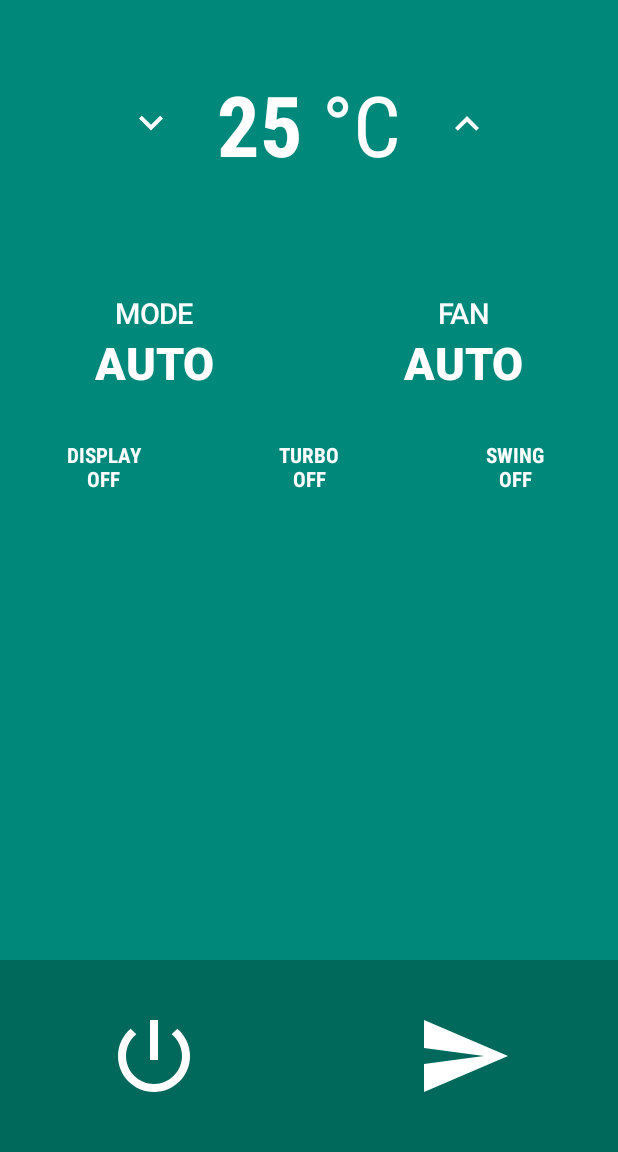
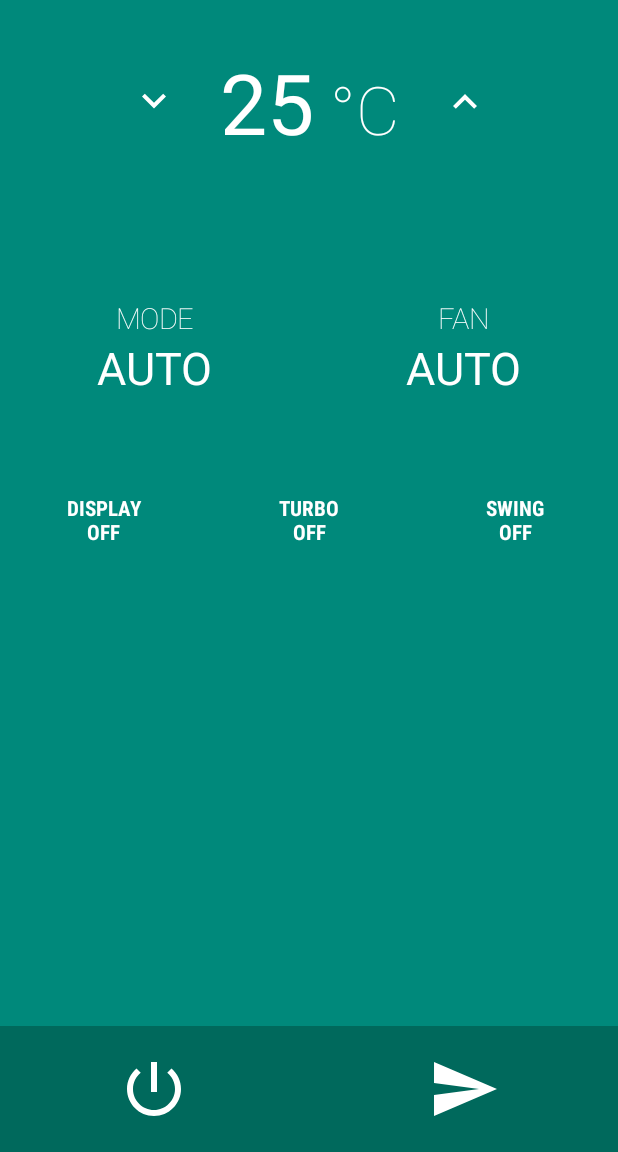
Before and after one commit to fargiolas/esp_ac_remote, an Android app: the screen it shows after launch (MainActivity), after a tap on an icon or button, on a phone screen of 412 x 824 dp, the part 84-1236 px from its top. Run offline under Robolectric (Android 15) with nearby library versions, the phone set to English and light mode, and no system bars; libraries missing offline, so code that uses them is left out: org.eclipse.paho; 5 statements that could not run were skipped.

Commit message:
droid: experiment with typography

```diff
--- a/android/airconremote/app/src/main/java/fargiolas/airconremote/MainActivity.java
+++ b/android/airconremote/app/src/main/java/fargiolas/airconremote/MainActivity.java
@@ -39,14 +39,16 @@ public class MainActivity extends AppCompatActivity {
 
         /* temperature widget: a really poor one */
         TextView temp_textview = (TextView) findViewById(R.id.TempTextview);
-        temp_textview.setText(Html.fromHtml("<b>" + ACState.get_Temperature() + "</b> °C"));
+        temp_textview.setText(Html.fromHtml("<b>" + ACState.get_Temperature() +
+                "</b><small> °C</small>"));
         ImageButton temp_up_button = (ImageButton) findViewById(R.id.TempUpButton);
         temp_up_button.setOnClickListener(new View.OnClickListener() {
             @Override
             public void onClick(View v) {
                 TextView temp_textview = (TextView) findViewById(R.id.TempTextview);
                 int temperature = ACState.set_Temperature(ACState.get_Temperature()+1);
-                temp_textview.setText(Html.fromHtml("<b>" + temperature + "</b> °C"));
+                temp_textview.setText(Html.fromHtml("<b>" + temperature + "</b><small> " +
+                        "°C</small>"));
             }
         });
         ImageButton temp_down_button = (ImageButton) findViewById(R.id.TempDownButton);
@@ -55,7 +57,8 @@ public class MainActivity extends AppCompatActivity {
             public void onClick(View v) {
                 TextView temp_textview = (TextView) findViewById(R.id.TempTextview);
                 int temperature = ACState.set_Temperature(ACState.get_Temperature()-1);
-                temp_textview.setText(Html.fromHtml("<b>" + temperature + "</b> °C"));
+                temp_textview.setText(Html.fromHtml("<b>" + temperature + "</b><small> °" +
+                        "C</small>"));
             }
         });
 
--- a/android/airconremote/app/src/main/res/drawable/ic_send_black_24dp.xml
+++ b/android/airconremote/app/src/main/res/drawable/ic_send_black_24dp.xml
@@ -1,6 +1,6 @@
 <vector xmlns:android="http://schemas.android.com/apk/res/android"
-    android:width="64dp"
-    android:height="64dp"
+    android:width="48dp"
+    android:height="48dp"
     android:viewportWidth="24.0"
     android:viewportHeight="24.0">
     <path
--- a/android/airconremote/app/src/main/res/drawable/power_off.xml
+++ b/android/airconremote/app/src/main/res/drawable/power_off.xml
@@ -1,6 +1,6 @@
 <vector xmlns:android="http://schemas.android.com/apk/res/android"
-    android:width="64dp"
-    android:height="64dp"
+    android:width="48dp"
+    android:height="48dp"
     android:viewportWidth="24.0"
     android:viewportHeight="24.0">
     <path
--- a/android/airconremote/app/src/main/res/drawable/power_on.xml
+++ b/android/airconremote/app/src/main/res/drawable/power_on.xml
@@ -1,6 +1,6 @@
 <vector xmlns:android="http://schemas.android.com/apk/res/android"
-    android:width="64dp"
-    android:height="64dp"
+    android:width="48dp"
+    android:height="48dp"
     android:viewportWidth="24.0"
     android:viewportHeight="24.0">
     <path
--- a/android/airconremote/app/src/main/res/layout/activity_main.xml
+++ b/android/airconremote/app/src/main/res/layout/activity_main.xml
@@ -21,8 +21,8 @@
             android:id="@+id/temperature_view"
             android:layout_width="match_parent"
             android:layout_height="wrap_content"
-            android:layout_weight="0.3"
-            android:gravity="center_vertical"
+            android:layout_weight="0.2"
+            android:gravity="center"
             android:orientation="horizontal">
 
             <ImageButton
@@ -44,7 +44,7 @@
                 android:layout_marginLeft="8dp"
                 android:layout_marginRight="8dp"
                 android:layout_marginStart="8dp"
-                android:fontFamily="sans-serif-condensed"
+                android:fontFamily="sans-serif-thin"
                 android:gravity="center_vertical"
                 android:text="20 °C"
                 android:textAlignment="center"
@@ -72,7 +72,7 @@
             android:id="@+id/mode_button_layout"
             android:layout_width="match_parent"
             android:layout_height="wrap_content"
-            android:layout_weight="0.1"
+            android:layout_weight="0.3"
             android:gravity="center"
             android:orientation="horizontal">
 
@@ -83,6 +83,7 @@
                 android:layout_width="match_parent"
                 android:layout_height="wrap_content"
                 android:layout_weight="0.5"
+                android:fontFamily="sans-serif-thin"
                 android:text="MODE\nAUTO"
                 android:textAllCaps="false"
                 android:textSize="24sp" />
@@ -93,6 +94,7 @@
                 android:layout_width="match_parent"
                 android:layout_height="wrap_content"
                 android:layout_weight="0.5"
+                android:fontFamily="sans-serif-thin"
                 android:text="FAN\nAUTO"
                 android:textAllCaps="false"
                 android:textSize="24sp" />
@@ -161,12 +163,11 @@
                 android:id="@+id/PowerToggleButton"
                 style="@style/Widget.AppCompat.Button.Borderless.Colored"
                 android:layout_width="wrap_content"
-                android:layout_height="128dp"
+                android:layout_height="84dp"
                 android:layout_weight="0.5"
                 android:background="@drawable/pwrbtn_bg"
                 android:checked="false"
                 android:drawableTint="?attr/colorAccent"
-                android:padding="32dp"
                 android:scaleType="fitCenter"
                 android:text=""
                 android:textOff=""
@@ -177,7 +178,7 @@
                 android:id="@+id/SendButton"
                 style="@style/Widget.AppCompat.Button.Borderless"
                 android:layout_width="wrap_content"
-                android:layout_height="128dp"
+                android:layout_height="84dp"
                 app:srcCompat="@drawable/ic_send_black_24dp"
                 android:layout_weight="0.5" />
 
```
